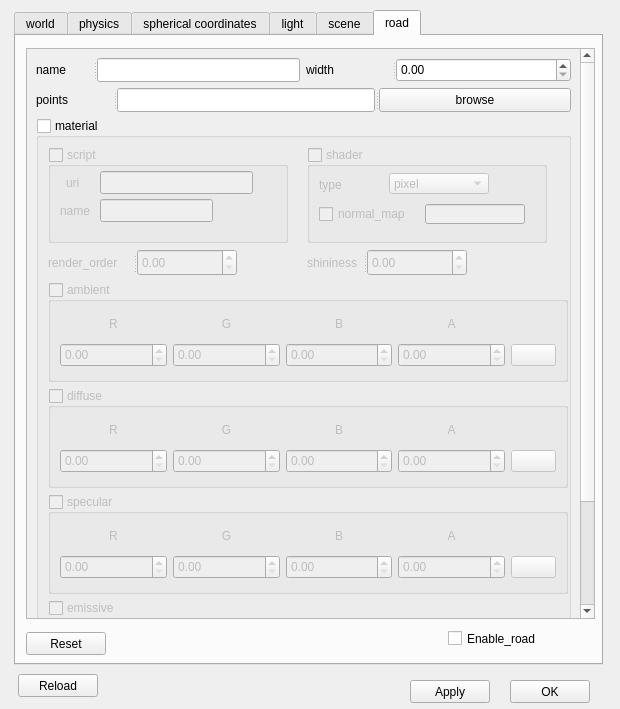
Before: the Qt Designer form robot_descriptor/forms/world_properties.ui in maidenone/RobotDescriptor, drawn with Qt 5.
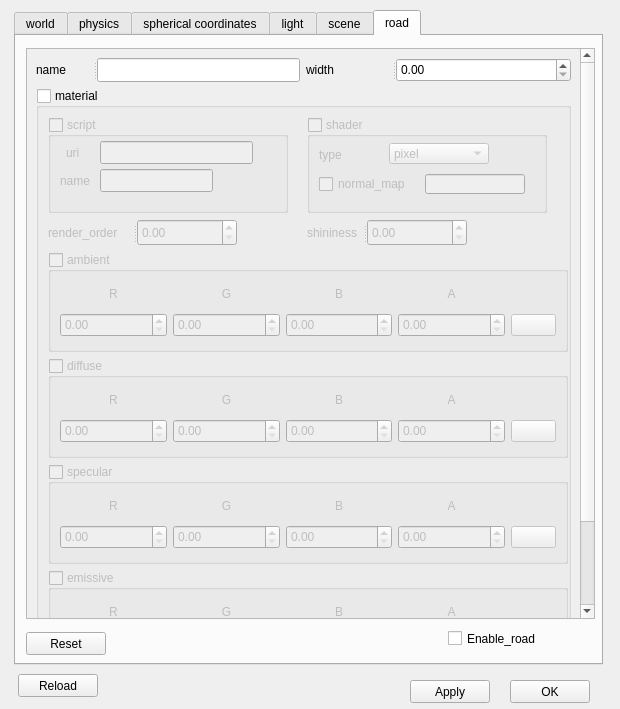
After: the same form once the commit is applied. The open tabs and pages were chosen to show the change.

Commit message: added spreadsheet for road points data entry

What changed in the file:
```diff
--- a/robot_descriptor/forms/world_properties.ui
+++ b/robot_descriptor/forms/world_properties.ui
@@ -4178,7 +4178,7 @@
         <x>0</x>
         <y>0</y>
         <width>553</width>
-        <height>702</height>
+        <height>672</height>
        </rect>
       </property>
       <layout class="QGridLayout" name="gridLayout_34">
@@ -4235,59 +4235,6 @@
         </widget>
        </item>
        <item row="1" column="0" colspan="2">
-        <widget class="QSplitter" name="splitter_2">
-         <property name="orientation">
-          <enum>Qt::Horizontal</enum>
-         </property>
-         <widget class="QLabel" name="road_points_label">
-          <property name="minimumSize">
-           <size>
-            <width>0</width>
-            <height>24</height>
-           </size>
-          </property>
-          <property name="text">
-           <string>points</string>
-          </property>
-         </widget>
-         <widget class="QLineEdit" name="road_points">
-          <property name="minimumSize">
-           <size>
-            <width>0</width>
-            <height>24</height>
-           </size>
-          </property>
-          <property name="toolTip">
-           <string>csv file should have a header( first row as x,y,z 
-2nd row as 0,0,0 and consecutive rows follow the same pattern
- e.g 
- 'x,y,z 
- 0,0,0 
- ...</string>
-          </property>
-         </widget>
-         <widget class="QPushButton" name="points_browse_btn">
-          <property name="minimumSize">
-           <size>
-            <width>0</width>
-            <height>24</height>
-           </size>
-          </property>
-          <property name="toolTip">
-           <string>csv file should have a header( first row as x,y,z  
-2nd row as 0,0,0 and consecutive rows follow the same pattern
- e.g 
- 'x,y,z 
- 0,0,0 
- ...</string>
-          </property>
-          <property name="text">
-           <string>browse</string>
-          </property>
-         </widget>
-        </widget>
-       </item>
-       <item row="2" column="0" colspan="2">
         <widget class="QGroupBox" name="road_material_groupbox">
          <property name="minimumSize">
           <size>
```
Left out of the diff: 54 changed lines with no effect on the pictures. The commit also changes 4 other files.
